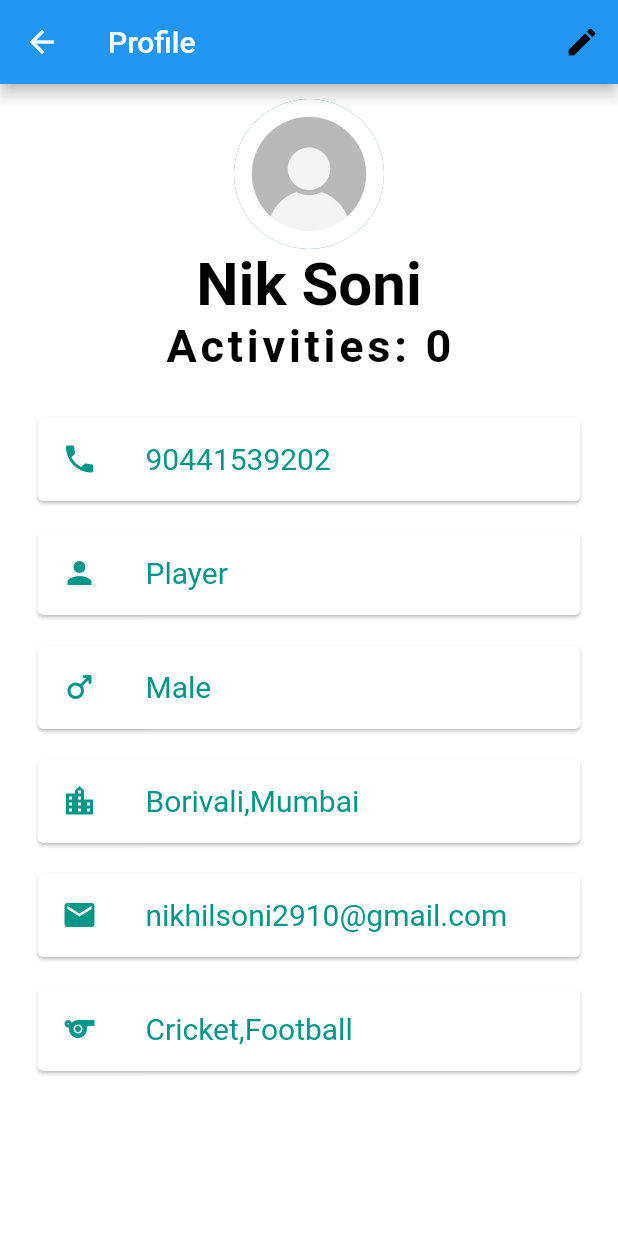
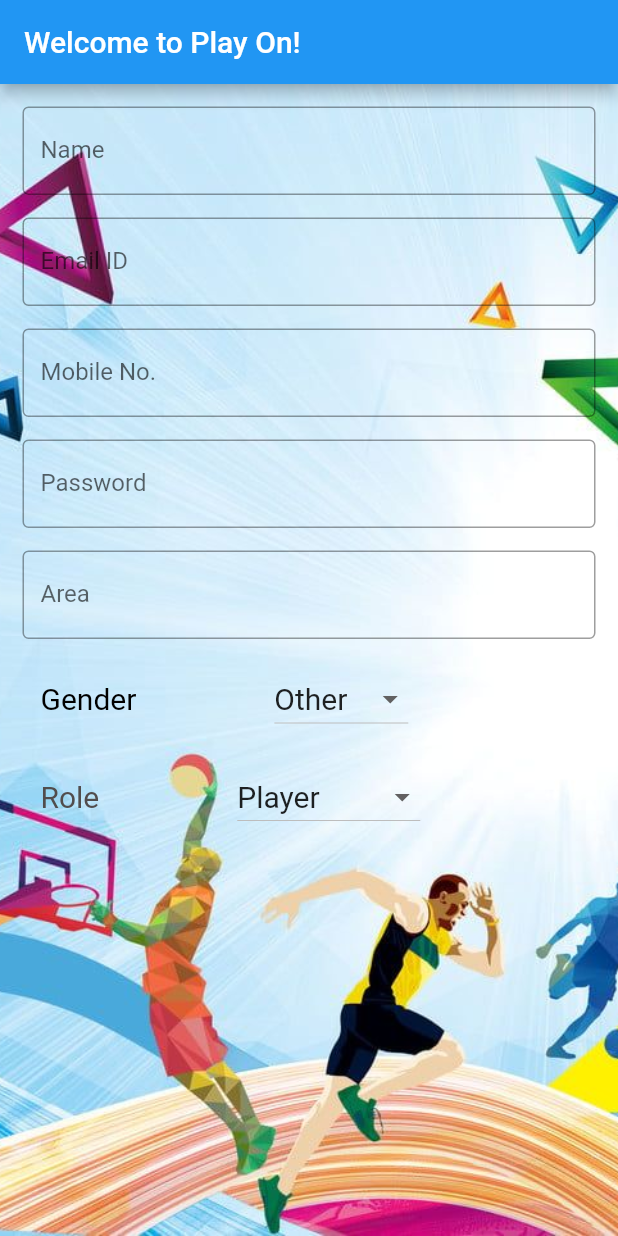
Before and after one commit to keyur653/OutOfBounds, a Flutter app: the screen it shows after launch, on a phone screen of 412 x 824 dp. Run offline on Flutter 3.47's test engine with Material 2 defaults, Android fonts, the light colour scheme and no system bars; our stand-ins replace velocity_x; Roboto replaces fonts that are missing (Pacifico, Source Sans Pro).

Commit message:
Login and Registration Page Done, Backend remaining

```diff
--- a/play_on/lib/main.dart
+++ b/play_on/lib/main.dart
@@ -1,9 +1,10 @@
 import 'package:flutter/material.dart';
+import 'package:play_on/screens/login_page.dart';
 import 'package:play_on/screens/profile_screen.dart';
+import 'package:play_on/screens/registration_page.dart';
 import 'package:play_on/welcome_screen.dart';
 
-
-void main() async{
+void main() async {
   // if u want to use a any flutterfire command then before it u have to intialize app
   WidgetsFlutterBinding.ensureInitialized();
   // await Firebase.initializeApp();
@@ -17,13 +18,12 @@
   @override
   Widget build(BuildContext context) {
     return MaterialApp(
-      initialRoute: ProfileScreen.id,
+      initialRoute: RegistrationDemo.id,
       routes: {
-      //  ChatScreen.id:(context) => const ChatScreen(),
-      //  LoginScreen.id:(context) => const LoginScreen(),
-      //  RegistrationScreen.id:(context) => const RegistrationScreen(),
-       WelcomeScreen.id:(context)=>const WelcomeScreen(),
-       ProfileScreen.id:(context) => ProfileScreen(),
+        WelcomeScreen.id: (context) => const WelcomeScreen(),
+        ProfileScreen.id: (context) => ProfileScreen(),
+        LoginDemo.id: (context) => LoginDemo(),
+        RegistrationDemo.id: (context) => RegistrationDemo(),
       },
     );
   }
--- a/play_on/lib/screens/edit_profile.dart
+++ b/play_on/lib/screens/edit_profile.dart
@@ -1,4 +1,4 @@
-// ignore_for_file: prefer_const_constructors
+// ignore_for_file: prefer_const_constructors, use_key_in_widget_constructors
 
 import 'package:flutter/material.dart';
 import 'package:play_on/screens/setting_page.dart';
--- a/play_on/lib/screens/profile_screen.dart
+++ b/play_on/lib/screens/profile_screen.dart
@@ -1,3 +1,5 @@
+// ignore_for_file: use_key_in_widget_constructors
+
 import 'package:flutter/material.dart';
 import 'package:play_on/screens/edit_profile.dart';
 
--- /dev/null
+++ b/play_on/lib/screens/registration_page.dart
@@ -0,0 +1,181 @@
+import 'package:flutter/material.dart';
+
+class RegistrationDemo extends StatefulWidget {
+  static String id = "/registration";
+  @override
+  _RegistrationDemoState createState() => _RegistrationDemoState();
+}
+
+class _RegistrationDemoState extends State<RegistrationDemo> {
+  var _gender = ['Male', 'Female', 'Other'];
+  String? _currentItemSelected = 'Other';
+  var _role = ['Player', 'Turf Owner'];
+  String? _currentItemSelected2 = 'Player';
+  @override
+  Widget build(BuildContext context) {
+    return Container(
+      decoration: BoxDecoration(
+          image: DecorationImage(
+              image: AssetImage("images/bgimage.jpg"),
+              fit: BoxFit.cover)),
+      child: Scaffold(
+        backgroundColor: Colors.transparent,
+        appBar: AppBar(
+          title: Text("Welcome to Play On!"),
+        ),
+        body: SingleChildScrollView(
+          child: Column(
+            children: <Widget>[
+              Padding(
+                padding: const EdgeInsets.only(top: 0.0),
+                child: Container(
+                  width: 200,
+                  height: 15,
+                ),
+              ),
+              Padding(
+                padding: EdgeInsets.symmetric(horizontal: 15),
+                //padding: EdgeInsets.symmetric(horizontal: 15),
+                child: TextField(
+                  obscureText: true,
+                  decoration: InputDecoration(
+                      border: OutlineInputBorder(),
+                      labelText: 'Name',
+                      hintText: "What's your name?"),
+                ),
+              ),
+              Padding(
+                padding: const EdgeInsets.only(
+                    left: 15.0, right: 15.0, top: 15, bottom: 0),
+                child: TextField(
+                  decoration: InputDecoration(
+                      border: OutlineInputBorder(),
+                      labelText: 'Email ID',
+                      hintText: 'Enter your email id'),
+                ),
+              ),
+              Padding(
+                padding: const EdgeInsets.only(
+                    left: 15.0, right: 15.0, top: 15, bottom: 0),
+                //padding: EdgeInsets.symmetric(horizontal: 15),
+                child: TextField(
+                  obscureText: true,
+                  decoration: InputDecoration(
+                      border: OutlineInputBorder(),
+                      labelText: 'Mobile No.',
+                      hintText: 'Enter your Mobile No.'),
+                ),
+              ),
+              Padding(
+                padding: const EdgeInsets.only(
+                    left: 15.0, right: 15.0, top: 15, bottom: 0),
+                //padding: EdgeInsets.symmetric(horizontal: 15),
+                child: TextField(
+                  obscureText: true,
+                  decoration: InputDecoration(
+                      border: OutlineInputBorder(),
+                      labelText: 'Password',
+                      hintText: 'Set a Password'),
+                ),
+              ),
+              Padding(
+                padding: const EdgeInsets.only(
+                    left: 15.0, right: 15.0, top: 15, bottom: 0),
+                //padding: EdgeInsets.symmetric(horizontal: 15),
+                child: TextField(
+                  obscureText: true,
+                  decoration: InputDecoration(
+                      border: OutlineInputBorder(),
+                      labelText: 'Area',
+                      hintText: 'Enter your Area or Pincode'),
+                ),
+              ),
+              Padding(
+                padding: const EdgeInsets.only(
+                    left: 15.0, right: 15.0, top: 15, bottom: 0),
+                //padding: EdgeInsets.symmetric(horizontal: 15),
+                child: Row(
+                  children: [
+                    Padding(
+                      padding: const EdgeInsets.all(12.0),
+                      child: Text("Gender",
+                          textAlign: TextAlign.center,
+                          style: TextStyle(fontSize: 20, color: Colors.black)),
+                    ),
+                    Padding(
+                      padding: const EdgeInsets.only(
+                          left: 15.0, right: 15.0, top: 15, bottom: 0),
+                    ),
+                    SizedBox(
+                      height: 50,
+                      width: 50,
+                    ),
+                    DropdownButton<String>(
+                      items: _gender.map((String dropDownStringItem) {
+                        return DropdownMenuItem<String>(
+                          value: dropDownStringItem,
+                          child: Text(
+                            dropDownStringItem,
+                            style: TextStyle(fontSize: 20),
+                          ),
+                        );
+                      }).toList(),
+                      onChanged: (String? newValueSelected) {
+                        setState(() {
+                          _currentItemSelected = newValueSelected;
+                        });
+                      },
+                      value: _currentItemSelected,
+                    ),
+                  ],
+                ),
+              ),
+              Padding(
+                padding: const EdgeInsets.only(
+                    left: 15.0, right: 15.0, top: 15, bottom: 0),
+                //padding: EdgeInsets.symmetric(horizontal: 15),
+                child: Row(
+                  children: [
+                    Padding(
+                      padding: const EdgeInsets.all(12.0),
+                      child: Text("Role",
+                          textAlign: TextAlign.center,
+                          style: TextStyle(
+                              fontSize: 20,
+                              color: Color.fromARGB(255, 81, 77, 77))),
+                    ),
+                    Padding(
+                      padding: const EdgeInsets.only(
+                          left: 15.0, right: 15.0, top: 15, bottom: 0),
+                    ),
+                    SizedBox(
+                      height: 50,
+                      width: 50,
+                    ),
+                    DropdownButton<String>(
+                      items: _role.map((String dropDownStringItem2) {
+                        return DropdownMenuItem<String>(
+                          value: dropDownStringItem2,
+                          child: Text(
+                            dropDownStringItem2,
+                            style: TextStyle(fontSize: 20),
+                          ),
+                        );
+                      }).toList(),
+                      onChanged: (String? newValueSelected2) {
+                        setState(() {
+                          _currentItemSelected2 = newValueSelected2;
+                        });
+                      },
+                      value: _currentItemSelected2,
+                    ),
+                  ],
+                ),
+              ),
+            ],
+          ),
+        ),
+      ),
+    );
+  }
+}
--- a/play_on/lib/screens/setting_page.dart
+++ b/play_on/lib/screens/setting_page.dart
@@ -1,4 +1,4 @@
-// ignore_for_file: prefer_const_literals_to_create_immutables
+// ignore_for_file: prefer_const_literals_to_create_immutables, prefer_const_constructors
 
 import 'package:flutter/cupertino.dart';
 import 'package:flutter/material.dart';
```
Also changed, not shown: play_on/lib/screens/login_page.dart (added, +96 -0 lines), play_on/images/bgimage.jpg (added).
